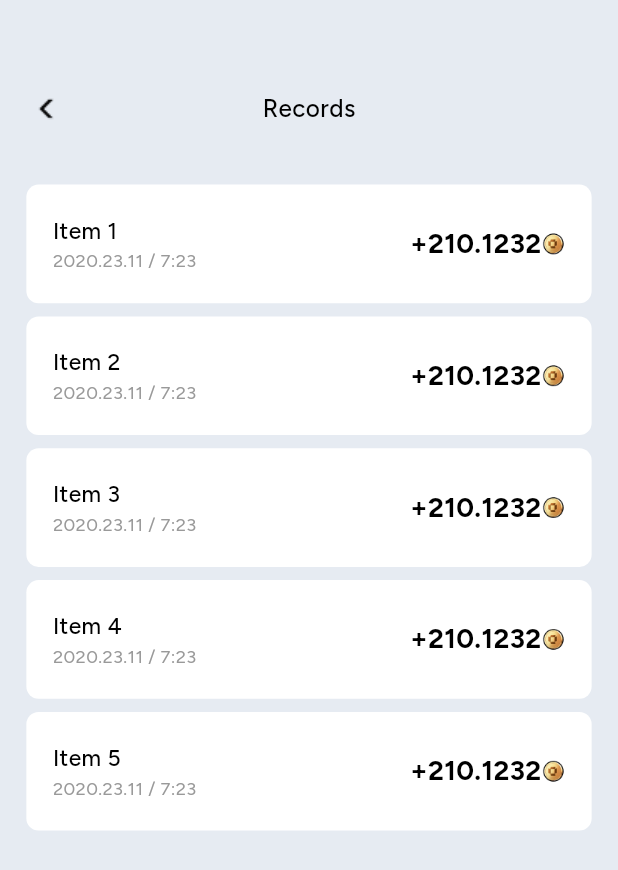
After one commit to fuibox/airdrop-token-flutter, a Flutter app: the HomeAssetsRecordlistScreen screen opened by its route, on a phone screen of 412 x 824 dp. The commit adds this screen. Shown: the top 870 px of the screen. Run offline on Flutter 3.47's test engine with Material 3 defaults, Android fonts, the light colour scheme and no system bars; drawn by our look-alikes of easy_refresh; our stand-ins replace country_code_picker, dio, fluro, flutter_screenutil, flutter_smart_dialog, get and 3 more.

Commit message:
feat:records_list

```diff
--- /dev/null
+++ b/lib/controllers/recordlist_controller.dart
@@ -0,0 +1,14 @@
+import 'package:get/get.dart';
+
+class RecordlistController extends GetxController {
+  var recordList =
+      <String>['Item 1', 'Item 2', 'Item 3', 'Item 4', 'Item 5'].obs;
+
+  void refreshData() {
+    recordList.value = ['Item 1', 'Item 2', 'Item 3', 'Item 4', 'Item 5'];
+  }
+
+  void loadMoreData() {
+    recordList.addAll(['Item 6', 'Item 7', 'Item 8', 'Item 9', 'Item 10']);
+  }
+}
--- a/lib/pages/home/home_assets_card.dart
+++ b/lib/pages/home/home_assets_card.dart
@@ -1,6 +1,4 @@
-import 'package:airdrop_flutter/controllers/notification_controller.dart';
 import 'package:airdrop_flutter/pages/home/home_list.dart';
-import 'package:airdrop_flutter/ui/global_notifiication.dart';
 import 'package:flutter/material.dart';
 import 'package:flutter_screenutil/flutter_screenutil.dart';
 import 'package:get/get.dart';
@@ -15,7 +13,6 @@ class HomeAssetsCardScreen extends StatefulWidget {
 
 class _HomeAssetsCardScreenState extends State<HomeAssetsCardScreen> {
   HomeController homeController = Get.put(HomeController());
-  final NotificationController notificationController = Get.find(); // 获取全局控制器
 
   @override
   void initState() {
--- a/lib/pages/home/home_assets_details.dart
+++ b/lib/pages/home/home_assets_details.dart
@@ -59,7 +59,11 @@ class _HomeAssetsDetailsScreenState extends State<HomeAssetsDetailsScreen> {
                       ),
                     ),
                   ),
-                  Row(
+                  InkWell(
+                    onTap: () {
+                      Get.toNamed('/record');
+                    },
+                    child: Row(
                       children: [
                         Image.asset(
                           'assets/images/assets_record.png',
@@ -76,6 +80,7 @@ class _HomeAssetsDetailsScreenState extends State<HomeAssetsDetailsScreen> {
                         )
                       ],
                     ),
+                  )
                 ],
               ),
             ),
--- /dev/null
+++ b/lib/pages/home/home_assets_recordlist.dart
@@ -0,0 +1,148 @@
+import 'package:airdrop_flutter/controllers/recordlist_controller.dart';
+import 'package:easy_refresh/easy_refresh.dart';
+import 'package:flutter/material.dart';
+import 'package:flutter_screenutil/flutter_screenutil.dart';
+import 'package:get/get.dart';
+
+class HomeAssetsRecordlistScreen extends StatefulWidget {
+  HomeAssetsRecordlistScreen({Key? key}) : super(key: key);
+
+  @override
+  State<HomeAssetsRecordlistScreen> createState() =>
+      _HomeAssetsRecordlistScreenState();
+}
+
+class _HomeAssetsRecordlistScreenState
+    extends State<HomeAssetsRecordlistScreen> {
+  final RecordlistController controller = Get.put(RecordlistController());
+
+  @override
+  Widget build(BuildContext context) {
+    return Scaffold(
+        backgroundColor: Color(0XFFE6EBF2),
+        body: SingleChildScrollView(
+          child: Container(
+            width: double.infinity,
+            child: Column(
+              children: [
+                // nav
+                Container(
+                  margin: EdgeInsets.only(top: 44.w, bottom: 24.w),
+                  padding: EdgeInsets.only(left: 16.w, right: 16.w),
+                  height: 44.w,
+                  child: Row(
+                    mainAxisAlignment: MainAxisAlignment.spaceBetween,
+                    children: [
+                      InkWell(
+                        onTap: () {
+                          Get.back();
+                        },
+                        child: Image.asset(
+                          'assets/images/assets_back.png',
+                          width: 24.w,
+                          height: 24.w,
+                        ),
+                      ),
+                      Container(
+                        child: Text(
+                          'Records',
+                          style: TextStyle(
+                            color: Color(0XFF000000),
+                            fontSize: 16.sp,
+                            fontWeight: FontWeight.w500,
+                            decoration: TextDecoration.none,
+                          ),
+                        ),
+                      ),
+                      Image.asset(
+                        'assets/images/assets_back.png',
+                        width: 24.w,
+                        height: 24.w,
+                        opacity: const AlwaysStoppedAnimation(0),
+                      ),
+                    ],
+                  ),
+                ),
+
+                // list
+                Container(
+                  height: 600.w,
+                  alignment: Alignment.center,
+                  padding: EdgeInsets.only(left: 16.w, right: 16.w),
+                  child: EasyRefresh(
+                    header: null,
+                    onRefresh: () async {
+                      // 下拉刷新
+                      controller.refreshData();
+                    },
+                    onLoad: () async {
+                      // 加载更多
+                      controller.loadMoreData();
+                    },
+                    child: Obx(() {
+                      return ListView.builder(
+                        padding: EdgeInsets.zero,
+                        itemCount: controller.recordList.length,
+                        itemBuilder: (context, index) {
+                          // 渲染排名数据
+                          return Container(
+                            width: 343.w,
+                            height: 72.w,
+                            margin: EdgeInsets.only(bottom: 8.w),
+                            padding: EdgeInsets.only(left: 16.w, right: 16.w),
+                            decoration: BoxDecoration(
+                                borderRadius: BorderRadius.circular(8.r),
+                                color: Color(0XFFFFFFFF)),
+                            child: Row(
+                              mainAxisAlignment: MainAxisAlignment.spaceBetween,
+                              children: [
+                                Column(
+                                  mainAxisAlignment: MainAxisAlignment.center,
+                                  crossAxisAlignment: CrossAxisAlignment.start,
+                                  children: [
+                                    Text(
+                                      controller.recordList[index],
+                                      style: TextStyle(
+                                          color: Color(0XFF000000),
+                                          fontSize: 15.sp,
+                                          fontWeight: FontWeight.w500),
+                                    ),
+                                    Text(
+                                      '2020.23.11 / 7:23',
+                                      style: TextStyle(
+                                          color: Color(0XFF999999),
+                                          fontSize: 12.sp,
+                                          fontWeight: FontWeight.w400),
+                                    )
+                                  ],
+                                ),
+                                Row(
+                                  children: [
+                                    Text(
+                                      '+210.1232',
+                                      style: TextStyle(
+                                          color: Color(0XFF000000),
+                                          fontSize: 18.sp,
+                                          fontWeight: FontWeight.w700),
+                                    ),
+                                    Image.asset(
+                                      'assets/images/adt_token.png',
+                                      width: 14.55.w,
+                                      height: 14.55.w,
+                                    )
+                                  ],
+                                )
+                              ],
+                            ),
+                          );
+                        },
+                      );
+                    }),
+                  ),
+                )
+              ],
+            ),
+          ),
+        ));
+  }
+}
--- a/lib/routes/app_pages.dart
+++ b/lib/routes/app_pages.dart
@@ -11,6 +11,7 @@ import 'package:airdrop_flutter/pages/pay/pay.dart';
 import 'package:airdrop_flutter/pages/earn/earn.dart';
 import 'package:airdrop_flutter/pages/tasks/tasks.dart';
 import 'package:airdrop_flutter/pages/home/home_leaderboard.dart';
+import 'package:airdrop_flutter/pages/home/home_assets_recordlist.dart';
 
 class AppPages {
   static const String initial = '/home';
@@ -25,6 +26,7 @@ class AppPages {
   static const String tasks = '/tasks';
   static const String assets = '/assets';
   static const String ranking = '/ranking';
+  static const String record = '/record';
 
   static final routes = [
     GetPage(name: home, page: () => HomeScreen()),
@@ -38,6 +40,7 @@ class AppPages {
     GetPage(name: tasks, page: () => TasksScreen()),
     GetPage(name: assets, page: () => HomeAssetsDetailsScreen()),
     GetPage(name: ranking, page: () => HomeLeaderboardScreen()),
+    GetPage(name: record, page: () => HomeAssetsRecordlistScreen()),
   ];
 
   static void configureRoutes(FluroRouter router) {
@@ -65,5 +68,8 @@ class AppPages {
     router.define(ranking,
         handler:
             Handler(handlerFunc: (context, params) => HomeLeaderboardScreen()));
+    router.define(record,
+        handler: Handler(
+            handlerFunc: (context, params) => HomeAssetsRecordlistScreen()));
   }
 }
```
Lines whose indentation alone changed are shown as unchanged.
